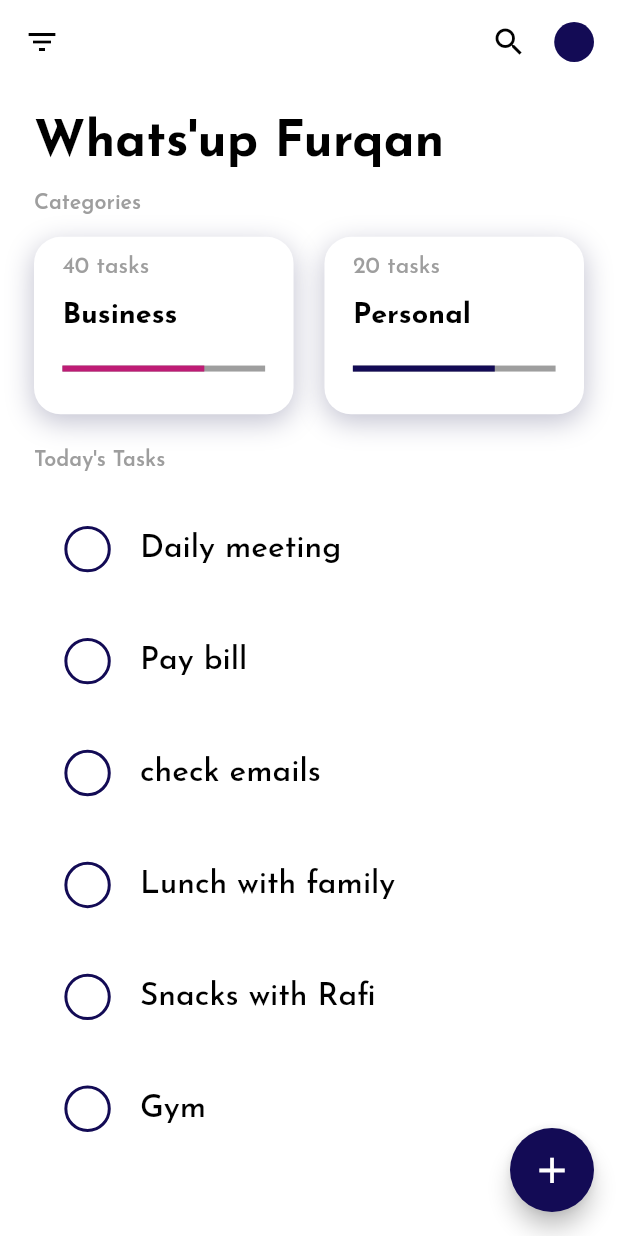
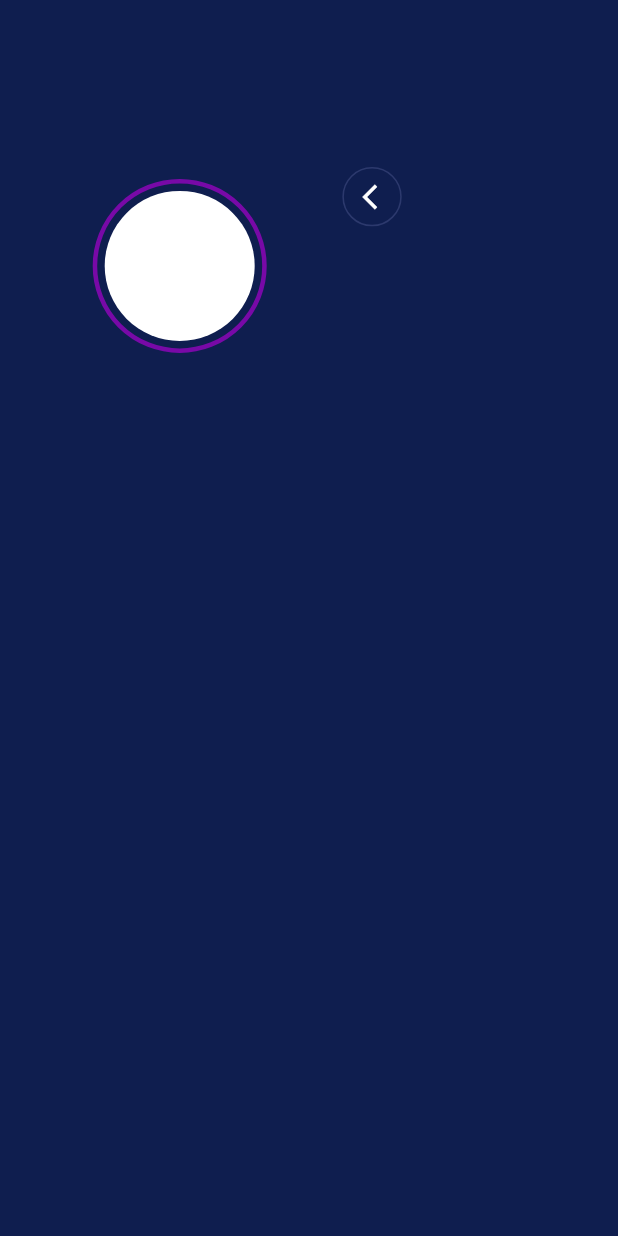
Before and after one commit to Furqan220/TodoApp, a Flutter app: the screen it shows after launch, on a phone screen of 412 x 824 dp. Run offline on Flutter 3.47's test engine with Material 2 defaults, Android fonts, the phone set to English and light mode, and no system bars; drawn by our look-alikes of flutter_slidable; our stand-ins replace flutter_screenutil, get, google_fonts, image_picker.

Commit message:
drawer started

```diff
--- a/lib/view/home_screen.dart
+++ b/lib/view/home_screen.dart
@@ -9,7 +9,9 @@ class HomeScreen extends StatelessWidget {
 //  double _value = 0.6;
   @override
   Widget build(BuildContext context) {
-    return Scaffold(
+    return Stack(
+      children: [
+        Scaffold(
           backgroundColor: kWhite,
           appBar: AppBar(
             backgroundColor: Colors.transparent,
@@ -43,11 +45,15 @@ class HomeScreen extends StatelessWidget {
               0.032.sh.verticalSpace,
               Text("Whats'up Furqan",
                   style: TextStyle(
-                  color: kBlack, fontSize: 35.sp, fontWeight: FontWeight.bold)),
+                      color: kBlack,
+                      fontSize: 35.sp,
+                      fontWeight: FontWeight.bold)),
               0.021.sh.verticalSpace,
               Text("Categories".capitalize!,
                   style: TextStyle(
-                  color: kGrey, fontSize: 15.sp, fontWeight: FontWeight.w600)),
+                      color: kGrey,
+                      fontSize: 15.sp,
+                      fontWeight: FontWeight.w600)),
               0.021.sh.verticalSpace,
               Row(
                 mainAxisAlignment: MainAxisAlignment.spaceBetween,
@@ -63,7 +69,9 @@ class HomeScreen extends StatelessWidget {
               0.032.sh.verticalSpace,
               Text("Today's Tasks",
                   style: TextStyle(
-                  color: kGrey, fontSize: 15.sp, fontWeight: FontWeight.w600)),
+                      color: kGrey,
+                      fontSize: 15.sp,
+                      fontWeight: FontWeight.w600)),
               0.021.sh.verticalSpace,
               ...List.generate(task.todaysTask.length,
                   (index) => TaskTile(task.todaysTask[index].toString()))
@@ -77,6 +85,63 @@ class HomeScreen extends StatelessWidget {
               size: 30.sp,
             ),
           ),
+        ),
+        Scaffold(
+          backgroundColor: Color(0xff0f1e4f),
+          body: Padding(
+            padding: EdgeInsets.only(left: 0.15.sw),
+            child: Column(
+              children: [
+                0.15.sh.verticalSpace,
+                Container(
+                  // color: Colors.white,
+                  height: 0.2.sh,
+                  width: 0.5.sw,
+                  child: Stack(
+                    children: [
+                      Positioned(
+                        top: 10,
+                        child: Container(
+                          padding: EdgeInsets.all(5),
+                          decoration: BoxDecoration(
+                              shape: BoxShape.circle,
+                              border: Border.all(
+                                  width: 3, color: Color(0xff7809a7))),
+                          child: CircleAvatar(
+                            radius: 50,
+                            backgroundColor: Colors.white,
+                          ),
+                        ),
+                      ),
+                      Positioned(
+                        right: 0,
+                        top: 0,
+                        child: Container(
+                          padding: EdgeInsets.only(left: 0.018.sw),
+                          height: 0.053.sh,
+                          width: 0.096.sw,
+                          decoration: BoxDecoration(
+                              shape: BoxShape.circle,
+                              border: Border.all(
+                                  width: 1, color: Color(0xff2c396d))),
+                          child: Icon(
+                            Icons.arrow_back_ios,
+                            size: 20,
+                            color: Colors.white,
+                          ),
+                        ),
+                      )
+                    ],
+                  ),
+                )
+
+
+
+              ],
+            ),
+          ),
+        ),
+      ],
     );
   }
 }
```
Lines whose indentation alone changed are shown as unchanged.
